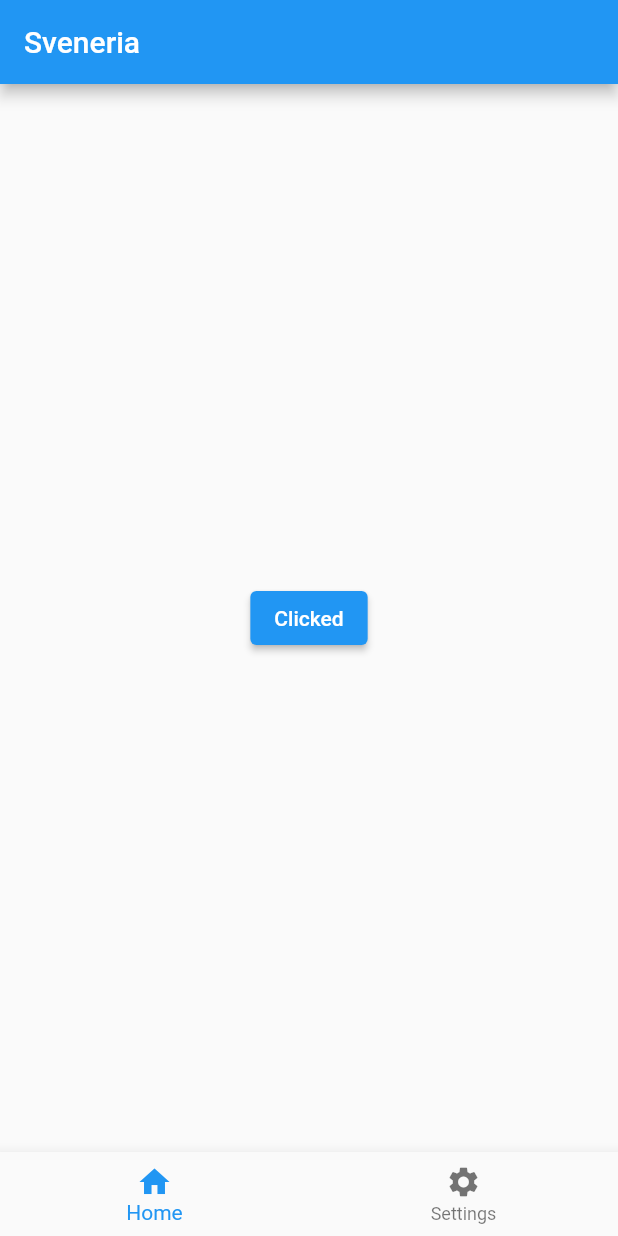
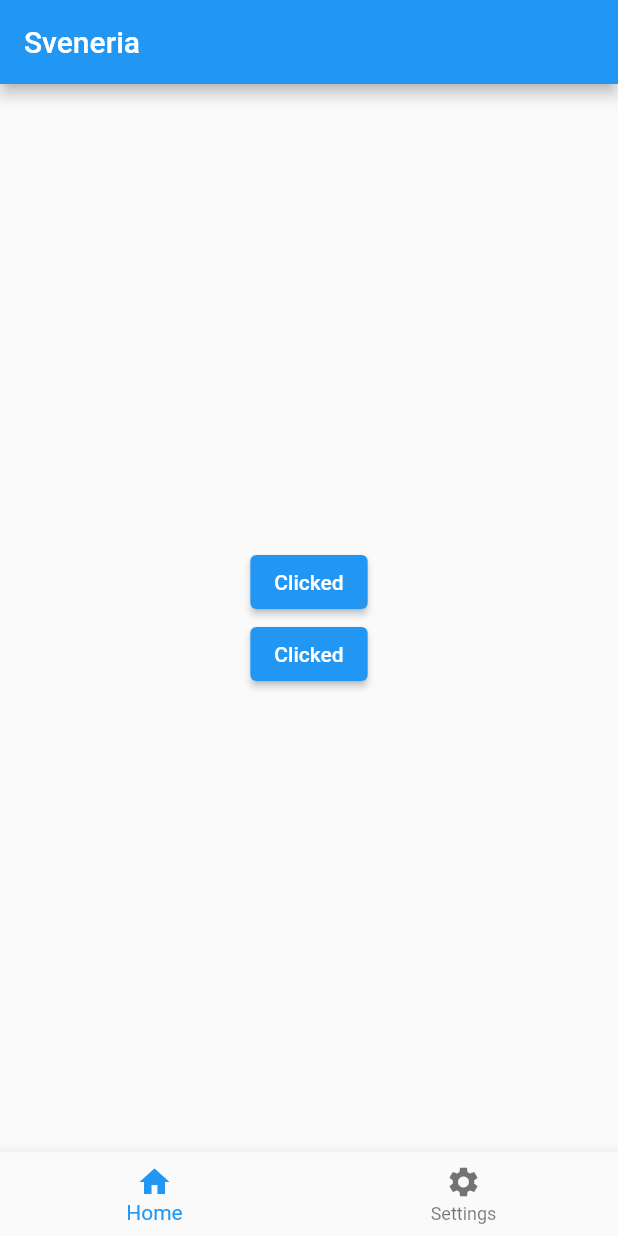
Before and after one commit to rjsnavarette03/flutter-basics, a Flutter app: the screen it shows after launch, after a tap on "Click", on a phone screen of 412 x 824 dp. Run offline on Flutter 3.47's test engine with Material 2 defaults, Android fonts, the phone set to English and light mode, and no system bars.

Commit message:
Column alignment

```diff
--- a/lib/main.dart
+++ b/lib/main.dart
@@ -24,13 +24,27 @@ class _MyAppState extends State<MyApp> {
           title: const Text('Sveneria'),
         ),
         body: Center(
-          child: ElevatedButton(
+          child: Column(
+            mainAxisAlignment: MainAxisAlignment.center,
+            crossAxisAlignment: CrossAxisAlignment.start,
+            children: [
+              ElevatedButton(
                 onPressed: () {
                   setState(() {
                     buttonName = 'Clicked';
                   });
                 },
                 child: Text(buttonName),
+              ),
+              ElevatedButton(
+                onPressed: () {
+                  setState(() {
+                    buttonName = 'Clicked';
+                  });
+                },
+                child: Text(buttonName),
+              )
+            ],
           ),
         ),
         bottomNavigationBar: BottomNavigationBar(
```
Lines whose indentation alone changed are shown as unchanged.
